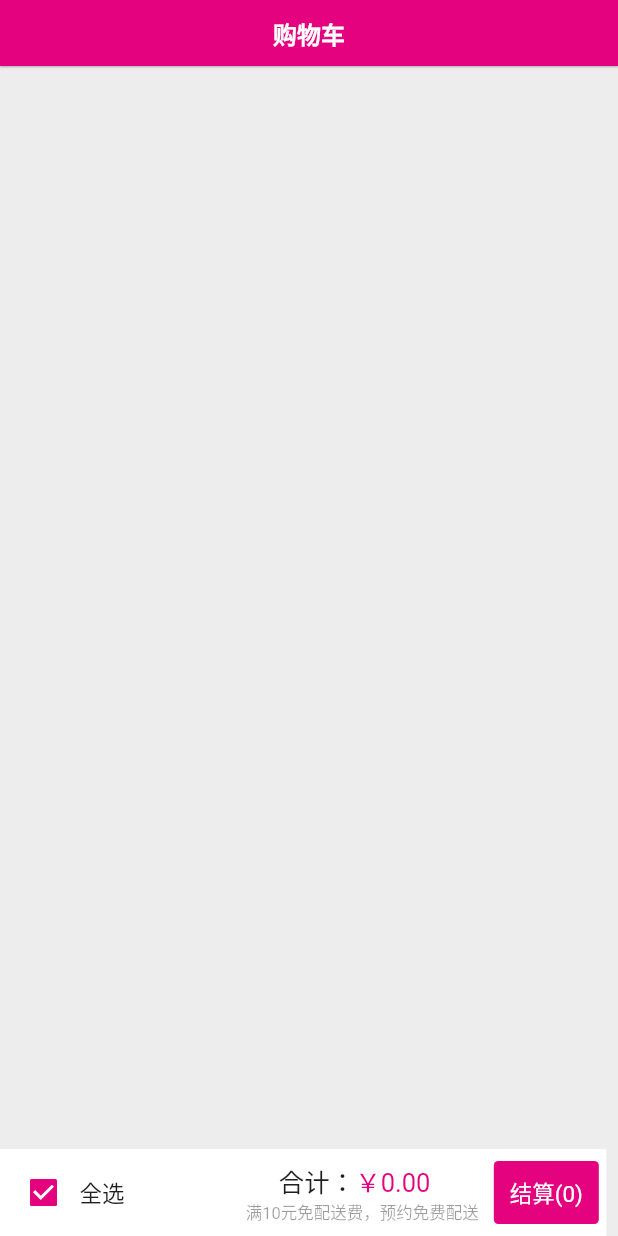
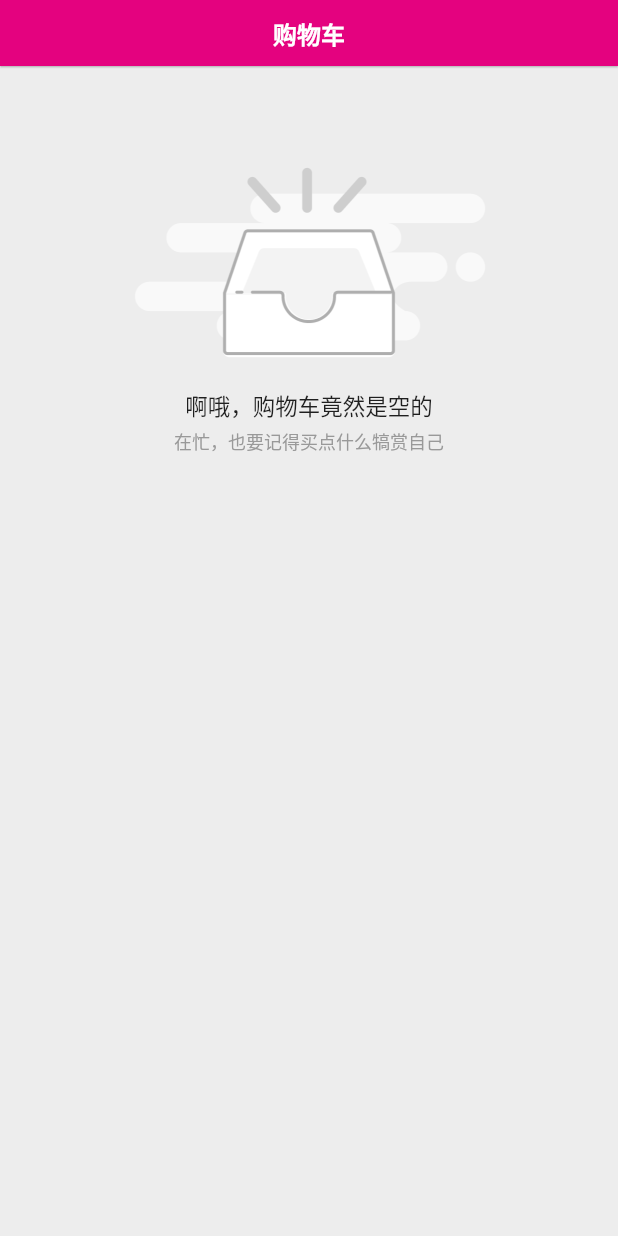
Before and after one commit to haolizi/electricity_flutter, a Flutter app: the CartPage screen opened directly, on a phone screen of 412 x 824 dp. Run offline on Flutter 3.47's test engine with Material 2 defaults, Android fonts, the light colour scheme and no system bars; our stand-ins replace bot_toast, cached_network_image, card_swiper, dio, flutter_screenutil, get and 5 more; missing offline and left inert: dart:ffi, flutter_svprogresshud, flutter_ume, flutter_ume_kit_console, flutter_ume_kit_device, flutter_ume_kit_dio and 4 more; accounts and stored records are empty; network calls fail.

Commit message:
添加一些交互效果

```diff
--- a/lib/common/page/base_good_item.dart
+++ b/lib/common/page/base_good_item.dart
@@ -7,6 +7,7 @@ import '../utils/color.dart';
 import '../utils/screen_utils.dart';
 import 'base_placeholder_img.dart';
 import 'base_text_style.dart';
+import 'base_zoom_tap_animation.dart';
 
 class GoodsItemWidget extends StatelessWidget {
   const GoodsItemWidget({Key? key, required this.goodsModel, this.itemWd})
@@ -20,7 +21,7 @@ class GoodsItemWidget extends StatelessWidget {
   }
 
   Widget _itemWidget() {
-    return GestureDetector(
+    return BaseZoomTapAnimation(
       onTap: () {
         Get.to(DetailPage(goodsModel.goodsId));
       },
--- a/lib/pages/cart/pages/cart_page.dart
+++ b/lib/pages/cart/pages/cart_page.dart
@@ -5,6 +5,7 @@ import 'package:flutter/cupertino.dart';
 import 'package:get/get.dart';
 
 import '../views/cart_bottom_widget.dart';
+import '../views/cart_empty_widget.dart';
 
 class CartPage extends StatefulWidget {
   const CartPage({Key? key}) : super(key: key);
@@ -27,6 +28,7 @@ class _CartPageState extends State<CartPage>
       title: "购物车",
       leadType: AppBarBackType.none,
       body: GetBuilder<CartLogic>(builder: (logic) {
+        if (logic.infoList.isEmpty) return const CartHeadNormalWidget();
         return Stack(
           children: <Widget>[
             ListView.builder(
@@ -46,6 +48,9 @@ class _CartPageState extends State<CartPage>
     );
   }
 
+
+
+
   @override
   bool get wantKeepAlive => true;
 }
--- a/lib/pages/cart/views/cart_bottom_widget.dart
+++ b/lib/pages/cart/views/cart_bottom_widget.dart
@@ -1,9 +1,9 @@
 import 'package:electricity_flutter/common/page/base_text_style.dart';
 import 'package:electricity_flutter/common/utils/color.dart';
 import 'package:flutter/material.dart';
-import 'package:flutter_screenutil/flutter_screenutil.dart';
 import 'package:get/get.dart';
 
+import '../../../common/utils/screen_utils.dart';
 import '../logics/cart_logic.dart';
 
 class CartBottomWidget extends StatelessWidget {
@@ -11,23 +11,24 @@ class CartBottomWidget extends StatelessWidget {
 
   @override
   Widget build(BuildContext context) {
-    return GetBuilder<CartLogic>(builder: (logic)
-    {
+    return GetBuilder<CartLogic>(builder: (logic) {
       return Container(
-        padding: const EdgeInsets.all(5.0),
+        padding: const EdgeInsets.only(right: 5),
         color: Colors.white,
+        width: screenGetWidth(),
         child: Row(
+          mainAxisAlignment: MainAxisAlignment.spaceBetween,
           children: <Widget>[
-            _selectAllBtn(logic),
-            _allPriceArea(context, logic.allPrice),
-            _buyBtn(context, logic.allGoodsCount),
+            _leftSelectRow(logic),
+            _rightSumRow(logic),
           ],
         ),
       );
     });
   }
 
-  Widget _selectAllBtn(CartLogic logic) {
+  /// 复选框和全选
+  Widget _leftSelectRow(CartLogic logic) {
     bool isAllCheck = logic.isAllCheck;
     return Row(
       children: <Widget>[
@@ -44,66 +45,55 @@ class CartBottomWidget extends StatelessWidget {
     );
   }
 
+  Widget _rightSumRow(CartLogic logic) {
+    return Row(
+      children: [
+        _allPriceArea(logic.allPrice),
+        _buyBtn(logic.allGoodsCount),
+      ],
+    );
+  }
+
   // 合计所在区域
-  Widget _allPriceArea(context, allPrice) {
-    return SizedBox(
-      width: 215.w,
-      child: Column(
+  Widget _allPriceArea(allPrice) {
+    return Column(
       children: <Widget>[
         Row(
           children: <Widget>[
-              // 合计
-              Container(
-                alignment: Alignment.centerRight,
-                width: 140.w,
-                child: BaseTextWidget(
+            BaseTextWidget(
               '合计：',
               style: baseTextStyle(fontSize: 17),
             ),
-              ),
-
-              // 价格
-              Container(
-                alignment: Alignment.centerLeft,
-                width: 75.w,
-                child: BaseTextWidget(
+            BaseTextWidget(
               '￥${allPrice.toStringAsFixed(2)}',
               style: baseTextStyle(
                 color: AppColors.themeColor,
                 fontSize: 17,
               ),
             ),
-              ),
           ],
         ),
 
-          //底部提示文字
-          Container(
-            width: 215.w,
-            alignment: Alignment.centerRight,
-            child: BaseTextWidget(
+        // 底部提示文字
+        BaseTextWidget(
           '满10元免配送费，预约免费配送',
           style: baseTextStyle(color: Colors.black38, fontSize: 11),
         ),
-          ),
       ],
-      ),
     );
   }
 
   // 结算按钮
-  Widget _buyBtn(context, allGoodsCount) {
-    return Container(
-      width: 80,
-      padding: const EdgeInsets.only(left: 10),
-      child: InkWell(
+  Widget _buyBtn(allGoodsCount) {
+    return InkWell(
       onTap: () {
         if (allGoodsCount > 0) {
           /// TODO 结算
         }
       },
       child: Container(
-          padding: const EdgeInsets.symmetric(vertical: 10),
+        margin: const EdgeInsets.only(left: 10),
+        padding: const EdgeInsets.symmetric(vertical: 6, horizontal: 10),
         alignment: Alignment.center,
         decoration: BoxDecoration(
           color: AppColors.themeColor,
@@ -116,7 +106,6 @@ class CartBottomWidget extends StatelessWidget {
           ),
         ),
       ),
-      ),
     );
   }
 }
--- /dev/null
+++ b/lib/pages/cart/views/cart_empty_widget.dart
@@ -0,0 +1,39 @@
+import 'package:flutter/material.dart';
+import 'package:flutter_screenutil/flutter_screenutil.dart';
+
+import '../../../common/page/base_text_style.dart';
+import '../../../common/utils/color.dart';
+import '../../../common/utils/screen_utils.dart';
+
+class CartHeadNormalWidget extends StatelessWidget {
+  const CartHeadNormalWidget({Key? key}) : super(key: key);
+
+  @override
+  Widget build(BuildContext context) {
+    return SizedBox(
+      width: screenGetWidth(),
+      child: Column(
+        children: [
+          Padding(
+            padding: const EdgeInsets.only(top: 22),
+            child: Image.asset(
+              "images/cart_empty_icon.png",
+              width: 246.w,
+            ),
+          ),
+          const BaseTextWidget(
+            "啊哦，购物车竟然是空的",
+          ),
+          const SizedBox(height: 4),
+          BaseTextWidget(
+            "在忙，也要记得买点什么犒赏自己",
+            style: baseTextStyle(
+              fontSize: 12,
+              color: AppColors.primarySubTitleColor153,
+            ),
+          ),
+        ],
+      ),
+    );
+  }
+}
--- a/lib/pages/detail/views/detail_bottom_widget.dart
+++ b/lib/pages/detail/views/detail_bottom_widget.dart
@@ -1,3 +1,4 @@
+import 'package:bot_toast/bot_toast.dart';
 import 'package:electricity_flutter/common/page/base_text_style.dart';
 import 'package:electricity_flutter/common/utils/color.dart';
 import 'package:flutter/material.dart';
@@ -56,6 +57,7 @@ class DetailBottomWidget extends StatelessWidget {
                 CartLogic logic = Get.find();
                 logic.addGoodsToCart(goodInfo.goodsId, goodInfo.goodsName, 1,
                     goodInfo.presentPrice, goodInfo.image1);
+                BotToast.showText(text: "加入成功");
               },
               child: Container(
                 width: 160.w,
--- a/lib/pages/home/views/home_ad_banner_widget.dart
+++ b/lib/pages/home/views/home_ad_banner_widget.dart
@@ -1,10 +1,8 @@
 import 'package:flutter/cupertino.dart';
 import 'package:flutter_screenutil/flutter_screenutil.dart';
-import 'package:get/get_state_manager/src/simple/get_state.dart';
 
 import '../../../common/page/base_placeholder_img.dart';
 import '../../../common/utils/screen_utils.dart';
-import '../logics/home_logic.dart';
 import '../models/home_content_model.dart';
 
 class HomeAdWidget extends StatelessWidget {
--- a/lib/pages/home/views/home_recommend_widget.dart
+++ b/lib/pages/home/views/home_recommend_widget.dart
@@ -6,6 +6,7 @@ import 'package:flutter_screenutil/flutter_screenutil.dart';
 import 'package:get/get.dart';
 
 import '../../../common/page/base_placeholder_img.dart';
+import '../../../common/page/base_zoom_tap_animation.dart';
 import '../../../common/utils/screen_utils.dart';
 import '../models/home_content_model.dart';
 
@@ -62,7 +63,7 @@ class HomeRecommendWidget extends StatelessWidget {
         itemCount: goodsList.length,
         itemBuilder: (BuildContext context, int index) {
           Recommend model = goodsList[index];
-          return GestureDetector(
+          return BaseZoomTapAnimation(
             onTap: () {
               Get.to(DetailPage(model.goodsId));
             },
--- a/lib/pages/home/views/home_shop_info_widget.dart
+++ b/lib/pages/home/views/home_shop_info_widget.dart
@@ -54,8 +54,8 @@ class HomeShopInfoWidget extends StatelessWidget {
   }
 
   Future<void> _launchUrl(String phone) async {
-    // canLaunchUrl(Uri(scheme: 'tel', path: phone)).then((bool result) {
-    //   debugPrint("-----callResult:$result");
-    // });
+    canLaunchUrl(Uri(scheme: 'tel', path: "123456789")).then((bool result) {
+      debugPrint("-----callResult:$result");
+    });
   }
 }
--- a/pubspec.yaml
+++ b/pubspec.yaml
@@ -44,7 +44,6 @@ dependencies:
   tab_indicator_styler: ^2.0.0
   path_provider: ^2.0.13
   webview_flutter: ^4.0.1
-#  animations: ^2.0.7
   get_storage: ^2.1.1
   url_launcher: ^6.1.10
   bot_toast: ^4.0.3
@@ -83,3 +82,4 @@ flutter:
     - images/mine_position.png
     - images/mine_service.png
     - images/mine_about.png
+    - images/cart_empty_icon.png
```
Also changed, not shown: lib/common/page/base_zoom_tap_animation.dart (added, +101 -0 lines), lib/pages/home/views/home_banner_widget.dart (+5 -5 lines), lib/pages/mine/views/mine_list_widget.dart (+12 -5 lines), images/3.0x/cart_empty_icon.png (added), pubspec.lock, 1 other file. Lines whose indentation alone changed are shown as unchanged.
